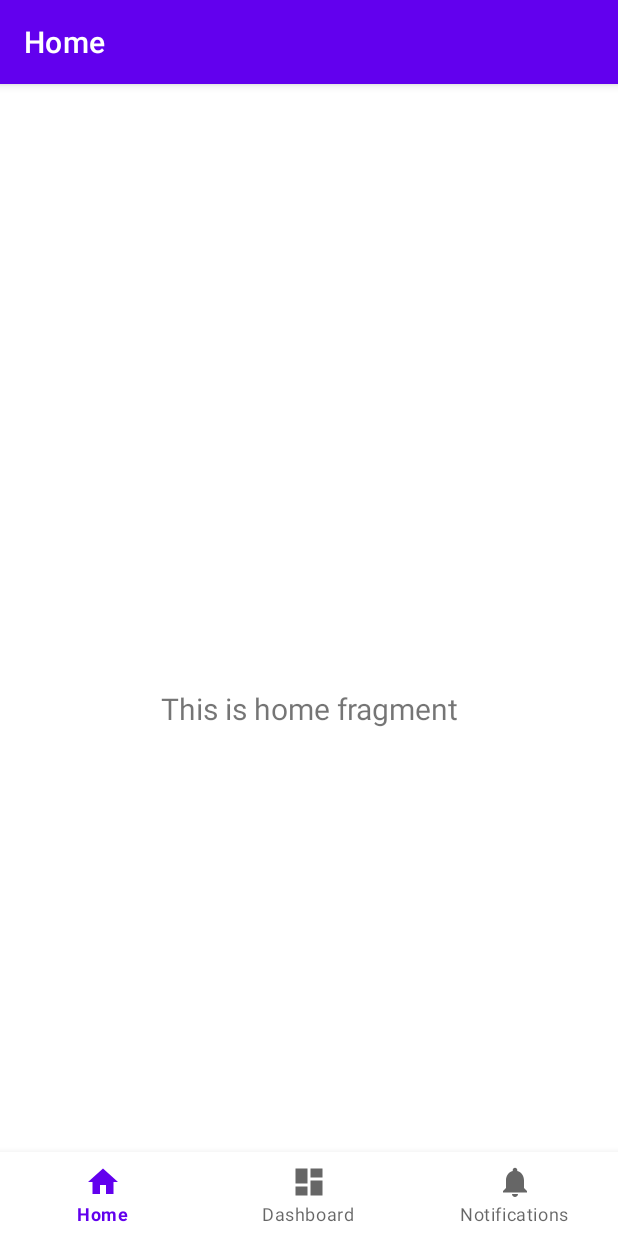
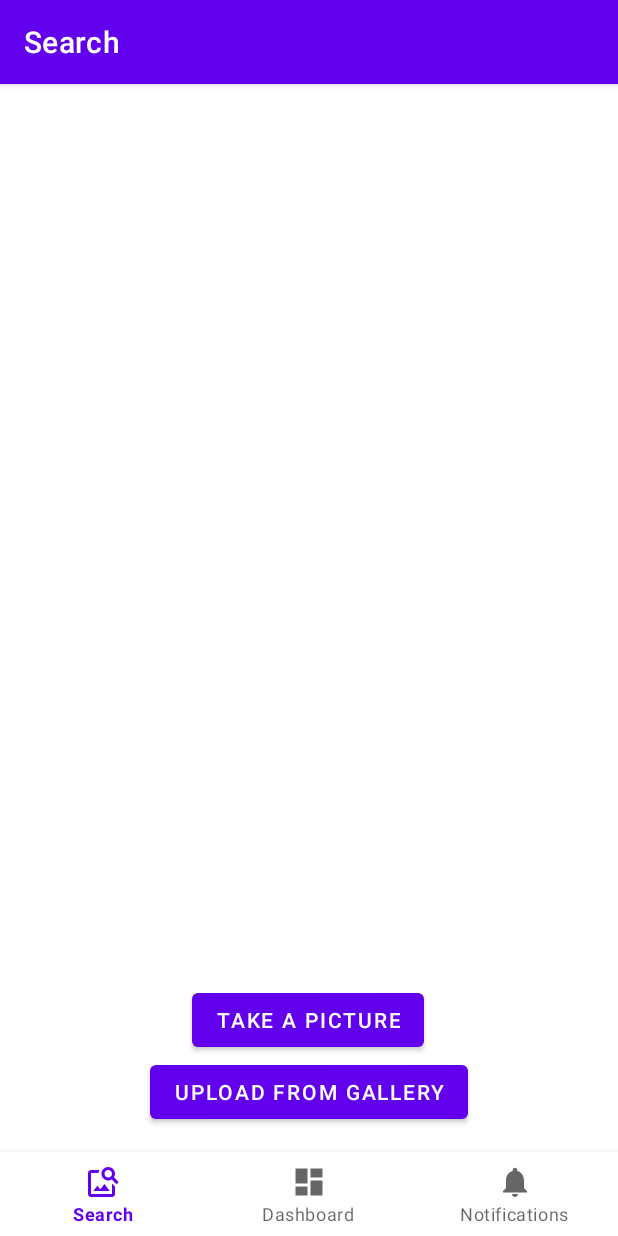
Before and after one commit to opendatalabcz/stolen-art, an Android app: the screen it shows after launch (MainActivity), on a phone screen of 412 x 824 dp. Run offline under Robolectric (Android 15) with nearby library versions, the light colour scheme and no system bars; our stand-ins replace navigation-ui.

Commit message:
Implemented roots of image capture feature

```diff
--- a/Stolen-Art-Finder/app/src/main/java/com/michaljanecek/stolenartfinder/MainActivity.java
+++ b/Stolen-Art-Finder/app/src/main/java/com/michaljanecek/stolenartfinder/MainActivity.java
@@ -20,7 +20,7 @@ public class MainActivity extends AppCompatActivity {
         // Passing each menu ID as a set of Ids because each
         // menu should be considered as top level destinations.
         AppBarConfiguration appBarConfiguration = new AppBarConfiguration.Builder(
-                R.id.navigation_home, R.id.navigation_dashboard, R.id.navigation_notifications)
+                R.id.navigation_search, R.id.navigation_dashboard, R.id.navigation_notifications)
                 .build();
         NavController navController = Navigation.findNavController(this, R.id.nav_host_fragment);
         NavigationUI.setupActionBarWithNavController(this, navController, appBarConfiguration);
--- a/Stolen-Art-Finder/app/src/main/java/com/michaljanecek/stolenartfinder/ui/home/HomeFragment.java
+++ /dev/null
@@ -1,35 +0,0 @@
-package com.michaljanecek.stolenartfinder.ui.home;
-
-import android.os.Bundle;
-import android.view.LayoutInflater;
-import android.view.View;
-import android.view.ViewGroup;
-import android.widget.TextView;
-
-import androidx.annotation.NonNull;
-import androidx.annotation.Nullable;
-import androidx.fragment.app.Fragment;
-import androidx.lifecycle.Observer;
-import androidx.lifecycle.ViewModelProvider;
-
-import com.michaljanecek.stolenartfinder.R;
-
-public class HomeFragment extends Fragment {
-
-    private HomeViewModel homeViewModel;
-
-    public View onCreateView(@NonNull LayoutInflater inflater,
-                             ViewGroup container, Bundle savedInstanceState) {
-        homeViewModel =
-                new ViewModelProvider(this).get(HomeViewModel.class);
-        View root = inflater.inflate(R.layout.fragment_home, container, false);
-        final TextView textView = root.findViewById(R.id.text_home);
-        homeViewModel.getText().observe(getViewLifecycleOwner(), new Observer<String>() {
-            @Override
-            public void onChanged(@Nullable String s) {
-                textView.setText(s);
-            }
-        });
-        return root;
-    }
-}
--- a/Stolen-Art-Finder/app/src/main/java/com/michaljanecek/stolenartfinder/ui/home/HomeViewModel.java
+++ /dev/null
@@ -1,19 +0,0 @@
-package com.michaljanecek.stolenartfinder.ui.home;
-
-import androidx.lifecycle.LiveData;
-import androidx.lifecycle.MutableLiveData;
-import androidx.lifecycle.ViewModel;
-
-public class HomeViewModel extends ViewModel {
-
-    private MutableLiveData<String> mText;
-
-    public HomeViewModel() {
-        mText = new MutableLiveData<>();
-        mText.setValue("This is home fragment");
-    }
-
-    public LiveData<String> getText() {
-        return mText;
-    }
-}
--- /dev/null
+++ b/Stolen-Art-Finder/app/src/main/java/com/michaljanecek/stolenartfinder/ui/home/SearchFragment.java
@@ -0,0 +1,151 @@
+package com.michaljanecek.stolenartfinder.ui.home;
+
+import android.content.ActivityNotFoundException;
+import android.content.Intent;
+import android.graphics.Bitmap;
+import android.graphics.BitmapFactory;
+import android.net.Uri;
+import android.os.Bundle;
+import android.os.Environment;
+import android.provider.MediaStore;
+import android.view.LayoutInflater;
+import android.view.View;
+import android.view.ViewGroup;
+import android.widget.Button;
+import android.widget.ImageView;
+import android.widget.TextView;
+
+import androidx.annotation.NonNull;
+import androidx.annotation.Nullable;
+import androidx.core.content.FileProvider;
+import androidx.fragment.app.Fragment;
+import androidx.lifecycle.Observer;
+import androidx.lifecycle.ViewModelProvider;
+
+import com.michaljanecek.stolenartfinder.R;
+
+import java.io.File;
+import java.io.IOException;
+import java.text.SimpleDateFormat;
+import java.util.Date;
+
+import static android.app.Activity.RESULT_OK;
+
+public class SearchFragment extends Fragment {
+
+    static final int REQUEST_IMAGE_CAPTURE = 1;
+
+    private SearchViewModel searchViewModel;
+
+    private Button takePicButton;
+    private ImageView imageToSearch;
+
+    String currentPhotoPath;
+
+
+    public View onCreateView(@NonNull LayoutInflater inflater,
+                             ViewGroup container, Bundle savedInstanceState) {
+        searchViewModel =
+                new ViewModelProvider(this).get(SearchViewModel.class);
+        View root = inflater.inflate(R.layout.fragment_search, container, false);
+
+        takePicButton = root.findViewById(R.id.button_take_picture);
+        imageToSearch = root.findViewById(R.id.image_to_search);
+
+        setOnClickListeners();
+
+
+        searchViewModel.getImageToSearch().observe(getViewLifecycleOwner(), new Observer<Bitmap>() {
+            @Override
+            public void onChanged(@Nullable Bitmap image) {
+                imageToSearch.setImageBitmap(image);
+            }
+        });
+
+
+        return root;
+    }
+
+    private void setOnClickListeners (){
+
+        takePicButton.setOnClickListener(new View.OnClickListener() {
+            public void onClick(View v) {
+
+                dispatchTakePictureIntent();
+
+            }
+        });
+
+    }
+
+    private File createImageFile() throws IOException {
+        // Create an image file name
+        String timeStamp = new SimpleDateFormat("yyyyMMdd_HHmmss").format(new Date());
+        String imageFileName = "JPEG_" + timeStamp + "_";
+        File storageDir = getContext().getExternalFilesDir(Environment.DIRECTORY_PICTURES);
+        File image = File.createTempFile(
+                imageFileName,  /* prefix */
+                ".jpg",         /* suffix */
+                storageDir      /* directory */
+        );
+
+        // Save a file: path for use with ACTION_VIEW intents
+        currentPhotoPath = image.getAbsolutePath();
+        return image;
+    }
+
+
+
+    private void dispatchTakePictureIntent() {
+        Intent takePictureIntent = new Intent(MediaStore.ACTION_IMAGE_CAPTURE);
+        // Ensure that there's a camera activity to handle the intent
+        if (takePictureIntent.resolveActivity(getContext().getPackageManager()) != null) {
+            // Create the File where the photo should go
+            File photoFile = null;
+            try {
+                photoFile = createImageFile();
+            } catch (IOException ex) {
+                // Error occurred while creating the File
+
+            }
+            // Continue only if the File was successfully created
+            if (photoFile != null) {
+                Uri photoURI = FileProvider.getUriForFile(getContext(),
+                        "com.michaljanecek.stolenartfinder.fileprovider",
+                        photoFile);
+                takePictureIntent.putExtra(MediaStore.EXTRA_OUTPUT, photoURI);
+                startActivityForResult(takePictureIntent, REQUEST_IMAGE_CAPTURE);
+            }
+        }
+    }
+
+    @Override
+    public void onActivityResult(int requestCode, int resultCode, Intent data) {
+        if (requestCode == REQUEST_IMAGE_CAPTURE && resultCode == RESULT_OK) {
+
+            galleryAddPic();
+
+           updateImage();
+
+        }
+    }
+
+    public void updateImage(){
+
+        Bitmap imageBitmap = BitmapFactory.decodeFile(currentPhotoPath);
+        searchViewModel.setImageToSearch(imageBitmap);
+
+
+    }
+
+    private void galleryAddPic() {
+        Intent mediaScanIntent = new Intent(Intent.ACTION_MEDIA_SCANNER_SCAN_FILE);
+        File f = new File(currentPhotoPath);
+        Uri contentUri = Uri.fromFile(f);
+        mediaScanIntent.setData(contentUri);
+        getContext().sendBroadcast(mediaScanIntent);
+    }
+
+
+
+}
--- /dev/null
+++ b/Stolen-Art-Finder/app/src/main/java/com/michaljanecek/stolenartfinder/ui/home/SearchViewModel.java
@@ -0,0 +1,31 @@
+package com.michaljanecek.stolenartfinder.ui.home;
+
+import android.graphics.Bitmap;
+
+import androidx.lifecycle.LiveData;
+import androidx.lifecycle.MutableLiveData;
+import androidx.lifecycle.ViewModel;
+
+public class SearchViewModel extends ViewModel {
+
+    private MutableLiveData<String> mText;
+
+    private MutableLiveData<Bitmap> imageToSearch;
+
+    public SearchViewModel() {
+        imageToSearch = new MutableLiveData<>();
+        imageToSearch.setValue(null);
+    }
+
+    public LiveData<Bitmap> getImageToSearch() {
+        return imageToSearch;
+    }
+
+    public void setImageToSearch(Bitmap image){
+
+        imageToSearch.postValue(image);
+
+    }
+
+
+}
--- /dev/null
+++ b/Stolen-Art-Finder/app/src/main/res/drawable/ic_baseline_image_search_24.xml
@@ -0,0 +1,10 @@
+<vector xmlns:android="http://schemas.android.com/apk/res/android"
+    android:width="24dp"
+    android:height="24dp"
+    android:viewportWidth="24"
+    android:viewportHeight="24"
+    android:tint="?attr/colorControlNormal">
+  <path
+      android:fillColor="@android:color/white"
+      android:pathData="M18,13v7L4,20L4,6h5.02c0.05,-0.71 0.22,-1.38 0.48,-2L4,4c-1.1,0 -2,0.9 -2,2v14c0,1.1 0.9,2 2,2h14c1.1,0 2,-0.9 2,-2v-5l-2,-2zM16.5,18h-11l2.75,-3.53 1.96,2.36 2.75,-3.54zM19.3,8.89c0.44,-0.7 0.7,-1.51 0.7,-2.39C20,4.01 17.99,2 15.5,2S11,4.01 11,6.5s2.01,4.5 4.49,4.5c0.88,0 1.7,-0.26 2.39,-0.7L21,13.42 22.42,12 19.3,8.89zM15.5,9C14.12,9 13,7.88 13,6.5S14.12,4 15.5,4 18,5.12 18,6.5 16.88,9 15.5,9z"/>
+</vector>
--- a/Stolen-Art-Finder/app/src/main/res/layout/activity_main.xml
+++ b/Stolen-Art-Finder/app/src/main/res/layout/activity_main.xml
@@ -24,7 +24,7 @@
         android:layout_width="match_parent"
         android:layout_height="match_parent"
         app:defaultNavHost="true"
-        app:layout_constraintBottom_toTopOf="@id/nav_view"
+        app:layout_constraintBottom_toTopOf="@+id/nav_view"
         app:layout_constraintLeft_toLeftOf="parent"
         app:layout_constraintRight_toRightOf="parent"
         app:layout_constraintTop_toTopOf="parent"
--- a/Stolen-Art-Finder/app/src/main/res/layout/fragment_home.xml
+++ /dev/null
@@ -1,22 +0,0 @@
-<?xml version="1.0" encoding="utf-8"?>
-<androidx.constraintlayout.widget.ConstraintLayout xmlns:android="http://schemas.android.com/apk/res/android"
-    xmlns:app="http://schemas.android.com/apk/res-auto"
-    xmlns:tools="http://schemas.android.com/tools"
-    android:layout_width="match_parent"
-    android:layout_height="match_parent"
-    tools:context=".ui.home.HomeFragment">
-
-    <TextView
-        android:id="@+id/text_home"
-        android:layout_width="match_parent"
-        android:layout_height="wrap_content"
-        android:layout_marginStart="8dp"
-        android:layout_marginTop="8dp"
-        android:layout_marginEnd="8dp"
-        android:textAlignment="center"
-        android:textSize="20sp"
-        app:layout_constraintBottom_toBottomOf="parent"
-        app:layout_constraintEnd_toEndOf="parent"
-        app:layout_constraintStart_toStartOf="parent"
-        app:layout_constraintTop_toTopOf="parent" />
-</androidx.constraintlayout.widget.ConstraintLayout>
--- /dev/null
+++ b/Stolen-Art-Finder/app/src/main/res/layout/fragment_search.xml
@@ -0,0 +1,45 @@
+<?xml version="1.0" encoding="utf-8"?>
+<androidx.constraintlayout.widget.ConstraintLayout xmlns:android="http://schemas.android.com/apk/res/android"
+    xmlns:app="http://schemas.android.com/apk/res-auto"
+    xmlns:tools="http://schemas.android.com/tools"
+    android:layout_width="match_parent"
+    android:layout_height="match_parent"
+    android:layout_marginBottom="?attr/actionBarSize"
+    tools:context=".ui.home.SearchFragment">
+
+    <ImageView
+        android:id="@+id/image_to_search"
+        android:layout_width="match_parent"
+        android:layout_height="match_parent"
+        app:layout_constraintBottom_toTopOf="@+id/button_take_picture"
+        app:layout_constraintEnd_toEndOf="parent"
+        app:layout_constraintStart_toStartOf="parent"
+        app:layout_constraintTop_toTopOf="parent">
+
+    </ImageView>
+
+
+    <Button
+        android:id="@+id/button_take_picture"
+        android:layout_width="wrap_content"
+        android:layout_height="wrap_content"
+        android:layout_marginStart="128dp"
+        android:text="@string/take_a_picture"
+        app:layout_constraintBottom_toTopOf="@+id/button_upload_picture"
+        app:layout_constraintStart_toStartOf="parent"
+        app:layout_constraintTop_toTopOf="parent"
+        app:layout_constraintVertical_bias="1.0" />
+
+    <Button
+        android:id="@+id/button_upload_picture"
+        android:layout_width="wrap_content"
+        android:layout_height="wrap_content"
+        android:text="@string/upload_from_gallery"
+        app:layout_constraintBottom_toBottomOf="parent"
+        app:layout_constraintEnd_toEndOf="parent"
+        app:layout_constraintStart_toStartOf="parent"
+        app:layout_constraintTop_toTopOf="parent"
+        app:layout_constraintVertical_bias="0.974" />
+
+
+</androidx.constraintlayout.widget.ConstraintLayout>
--- a/Stolen-Art-Finder/app/src/main/res/menu/bottom_nav_menu.xml
+++ b/Stolen-Art-Finder/app/src/main/res/menu/bottom_nav_menu.xml
@@ -2,9 +2,9 @@
 <menu xmlns:android="http://schemas.android.com/apk/res/android">
 
     <item
-        android:id="@+id/navigation_home"
-        android:icon="@drawable/ic_home_black_24dp"
-        android:title="@string/title_home" />
+        android:id="@+id/navigation_search"
+        android:icon="@drawable/ic_baseline_image_search_24"
+        android:title="@string/title_search" />
 
     <item
         android:id="@+id/navigation_dashboard"
--- a/Stolen-Art-Finder/app/src/main/res/navigation/mobile_navigation.xml
+++ b/Stolen-Art-Finder/app/src/main/res/navigation/mobile_navigation.xml
@@ -3,13 +3,13 @@
     xmlns:app="http://schemas.android.com/apk/res-auto"
     xmlns:tools="http://schemas.android.com/tools"
     android:id="@+id/mobile_navigation"
-    app:startDestination="@+id/navigation_home">
+    app:startDestination="@+id/navigation_search">
 
     <fragment
-        android:id="@+id/navigation_home"
-        android:name="com.michaljanecek.stolenartfinder.ui.home.HomeFragment"
-        android:label="@string/title_home"
-        tools:layout="@layout/fragment_home" />
+        android:id="@+id/navigation_search"
+        android:name="com.michaljanecek.stolenartfinder.ui.home.SearchFragment"
+        android:label="@string/title_search"
+        tools:layout="@layout/fragment_search" />
 
     <fragment
         android:id="@+id/navigation_dashboard"
--- a/Stolen-Art-Finder/app/src/main/res/values/strings.xml
+++ b/Stolen-Art-Finder/app/src/main/res/values/strings.xml
@@ -1,6 +1,9 @@
 <resources>
     <string name="app_name">Stolen Art Finder</string>
-    <string name="title_home">Home</string>
+    <string name="title_search">Search</string>
     <string name="title_dashboard">Dashboard</string>
     <string name="title_notifications">Notifications</string>
+
+    <string name="take_a_picture">Take a picture</string>
+    <string name="upload_from_gallery">Upload from gallery</string>
 </resources>
--- /dev/null
+++ b/Stolen-Art-Finder/app/src/main/res/xml/file_paths.xml
@@ -0,0 +1,4 @@
+<?xml version="1.0" encoding="utf-8"?>
+<paths xmlns:android="http://schemas.android.com/apk/res/android">
+    <external-files-path name="my_images" path="Pictures" />
+</paths>
```
Also changed, not shown: Stolen-Art-Finder/app/src/main/AndroidManifest.xml (+18 -0 lines).
